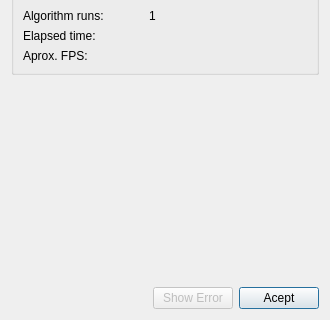
bdager/pftracker, file pftracker/ui_sources/dialog_results.ui: the form before one commit; both pictures show x 0 to 330 and y 231 to 551 of the 330 by 551 pixel window.
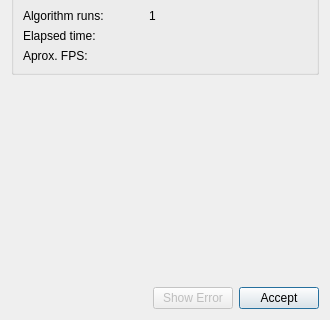
The form after the commit.

Patch:
```diff
--- a/pftracker/ui_sources/dialog_results.ui
+++ b/pftracker/ui_sources/dialog_results.ui
@@ -315,7 +315,7 @@
      <item>
       <widget class="QPushButton" name="PB_acept">
        <property name="text">
-        <string>Acept</string>
+        <string>Accept</string>
        </property>
       </widget>
      </item>
```
Left out of the diff: 1 changed line with no effect on the pictures.
